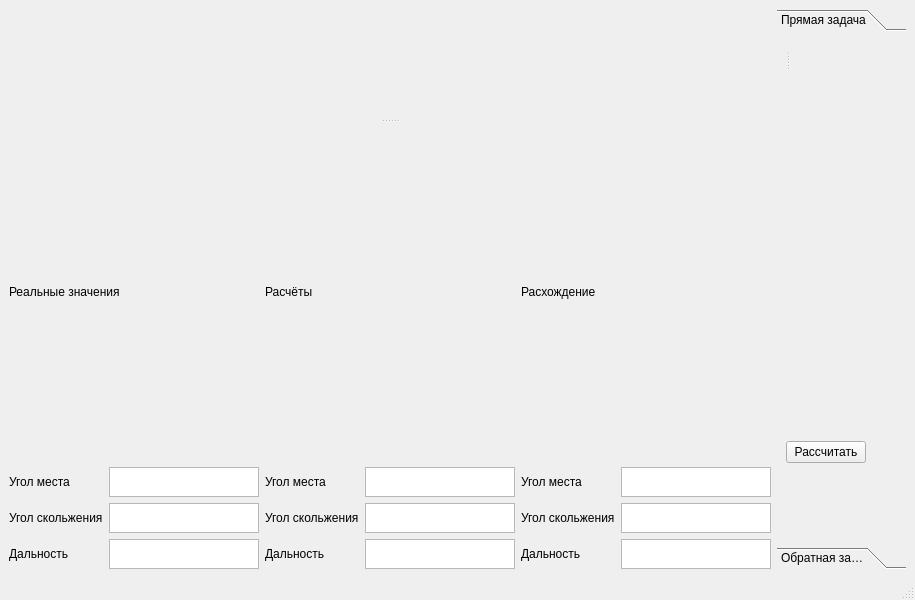
Before: the Qt Designer form gui/mainwindow.ui in St0rm-Petrel/Troposphere-refraction-2026, drawn with Qt 5.
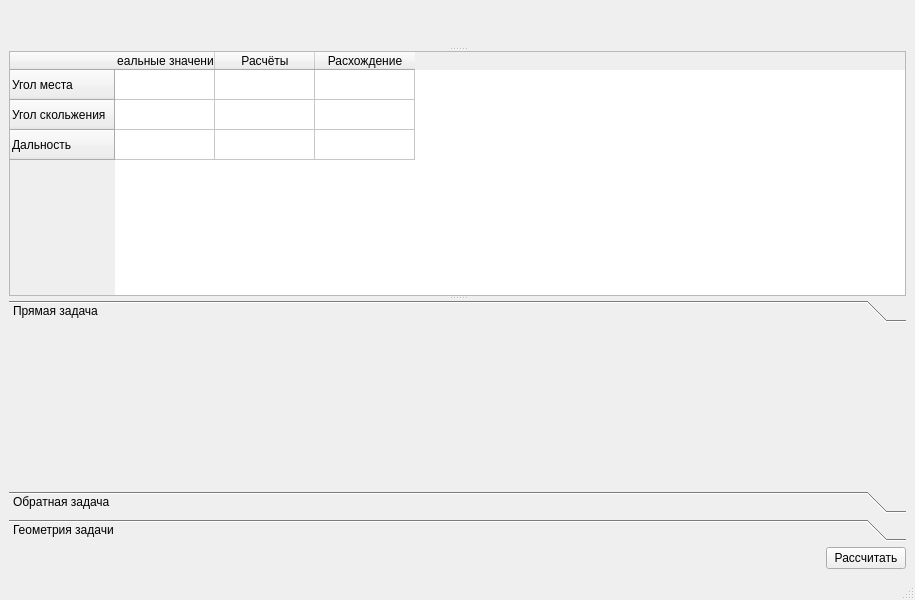
After: the same form once the commit is applied. The open tabs and pages were chosen to show the change. Custom widgets are drawn as their Qt base class.

Commit message: made third page with geometry input and table for output

```diff
--- a/gui/mainwindow.ui
+++ b/gui/mainwindow.ui
@@ -14,13 +14,17 @@
    <string>MainWindow</string>
   </property>
   <widget class="QWidget" name="centralwidget">
-   <layout class="QGridLayout" name="gridLayout">
+   <layout class="QGridLayout" name="gridLayout_4">
     <item row="0" column="0">
      <widget class="QSplitter" name="splitter_2">
       <property name="orientation">
        <enum>Qt::Vertical</enum>
       </property>
-      <widget class="QCustomPlot" name="widget" native="true">
+      <widget class="QSplitter" name="splitter">
+       <property name="orientation">
+        <enum>Qt::Vertical</enum>
+       </property>
+       <widget class="QCustomPlot" name="graph" native="true">
        <property name="sizePolicy">
         <sizepolicy hsizetype="Preferred" vsizetype="Minimum">
          <horstretch>0</horstretch>
@@ -28,289 +32,51 @@
         </sizepolicy>
        </property>
       </widget>
-      <widget class="QWidget" name="">
-       <layout class="QHBoxLayout" name="horizontalLayout_10">
-        <item>
-         <layout class="QVBoxLayout" name="verticalLayout_5">
-          <item>
-           <widget class="QLabel" name="label_7">
+       <widget class="QTableWidget" name="tableWidget">
+        <property name="sizePolicy">
+         <sizepolicy hsizetype="Expanding" vsizetype="Maximum">
+          <horstretch>0</horstretch>
+          <verstretch>0</verstretch>
+         </sizepolicy>
+        </property>
+        <property name="editTriggers">
+         <set>QAbstractItemView::NoEditTriggers</set>
+        </property>
+        <row>
+         <property name="text">
+          <string>Угол места</string>
+         </property>
+        </row>
+        <row>
+         <property name="text">
+          <string>Угол скольжения</string>
+         </property>
+        </row>
+        <row>
+         <property name="text">
+          <string>Дальность</string>
+         </property>
+        </row>
+        <column>
             <property name="text">
              <string>Реальные значения</string>
             </property>
-           </widget>
-          </item>
-          <item>
-           <layout class="QHBoxLayout" name="horizontalLayout_7">
-            <item>
-             <widget class="QLabel" name="label_40">
-              <property name="text">
-               <string>Угол места</string>
-              </property>
-             </widget>
-            </item>
-            <item>
-             <widget class="QPlainTextEdit" name="plainTextEdit_7">
-              <property name="sizePolicy">
-               <sizepolicy hsizetype="Maximum" vsizetype="Maximum">
-                <horstretch>0</horstretch>
-                <verstretch>0</verstretch>
-               </sizepolicy>
-              </property>
-              <property name="maximumSize">
-               <size>
-                <width>150</width>
-                <height>30</height>
-               </size>
-              </property>
-             </widget>
-            </item>
-           </layout>
-          </item>
-          <item>
-           <layout class="QHBoxLayout" name="horizontalLayout_8">
-            <item>
-             <widget class="QLabel" name="label_41">
-              <property name="text">
-               <string>Угол скольжения</string>
-              </property>
-             </widget>
-            </item>
-            <item>
-             <widget class="QPlainTextEdit" name="plainTextEdit_8">
-              <property name="sizePolicy">
-               <sizepolicy hsizetype="Maximum" vsizetype="Maximum">
-                <horstretch>0</horstretch>
-                <verstretch>0</verstretch>
-               </sizepolicy>
-              </property>
-              <property name="maximumSize">
-               <size>
-                <width>150</width>
-                <height>30</height>
-               </size>
-              </property>
-             </widget>
-            </item>
-           </layout>
-          </item>
-          <item>
-           <layout class="QHBoxLayout" name="horizontalLayout_9">
-            <item>
-             <widget class="QLabel" name="label_42">
-              <property name="text">
-               <string>Дальность</string>
-              </property>
-             </widget>
-            </item>
-            <item>
-             <widget class="QPlainTextEdit" name="plainTextEdit_9">
-              <property name="sizePolicy">
-               <sizepolicy hsizetype="Maximum" vsizetype="Maximum">
-                <horstretch>0</horstretch>
-                <verstretch>0</verstretch>
-               </sizepolicy>
-              </property>
-              <property name="maximumSize">
-               <size>
-                <width>150</width>
-                <height>30</height>
-               </size>
-              </property>
-             </widget>
-            </item>
-           </layout>
-          </item>
-         </layout>
-        </item>
-        <item>
-         <layout class="QVBoxLayout" name="verticalLayout_4">
-          <item>
-           <widget class="QLabel" name="label_6">
+        </column>
+        <column>
             <property name="text">
              <string>Расчёты</string>
             </property>
-           </widget>
-          </item>
-          <item>
-           <layout class="QHBoxLayout" name="horizontalLayout_4">
-            <item>
-             <widget class="QLabel" name="label_37">
-              <property name="text">
-               <string>Угол места</string>
-              </property>
-             </widget>
-            </item>
-            <item>
-             <widget class="QPlainTextEdit" name="plainTextEdit_4">
-              <property name="sizePolicy">
-               <sizepolicy hsizetype="Maximum" vsizetype="Maximum">
-                <horstretch>0</horstretch>
-                <verstretch>0</verstretch>
-               </sizepolicy>
-              </property>
-              <property name="maximumSize">
-               <size>
-                <width>150</width>
-                <height>30</height>
-               </size>
-              </property>
-             </widget>
-            </item>
-           </layout>
-          </item>
-          <item>
-           <layout class="QHBoxLayout" name="horizontalLayout_5">
-            <item>
-             <widget class="QLabel" name="label_38">
-              <property name="text">
-               <string>Угол скольжения</string>
-              </property>
-             </widget>
-            </item>
-            <item>
-             <widget class="QPlainTextEdit" name="plainTextEdit_5">
-              <property name="sizePolicy">
-               <sizepolicy hsizetype="Maximum" vsizetype="Maximum">
-                <horstretch>0</horstretch>
-                <verstretch>0</verstretch>
-               </sizepolicy>
-              </property>
-              <property name="maximumSize">
-               <size>
-                <width>150</width>
-                <height>30</height>
-               </size>
-              </property>
-             </widget>
-            </item>
-           </layout>
-          </item>
-          <item>
-           <layout class="QHBoxLayout" name="horizontalLayout_6">
-            <item>
-             <widget class="QLabel" name="label_39">
-              <property name="text">
-               <string>Дальность</string>
-              </property>
-             </widget>
-            </item>
-            <item>
-             <widget class="QPlainTextEdit" name="plainTextEdit_6">
-              <property name="sizePolicy">
-               <sizepolicy hsizetype="Maximum" vsizetype="Maximum">
-                <horstretch>0</horstretch>
-                <verstretch>0</verstretch>
-               </sizepolicy>
-              </property>
-              <property name="maximumSize">
-               <size>
-                <width>150</width>
-                <height>30</height>
-               </size>
-              </property>
-             </widget>
-            </item>
-           </layout>
-          </item>
-         </layout>
-        </item>
-        <item>
-         <layout class="QVBoxLayout" name="verticalLayout_3">
-          <item>
-           <widget class="QLabel" name="label_5">
+        </column>
+        <column>
             <property name="text">
              <string>Расхождение</string>
             </property>
-           </widget>
-          </item>
-          <item>
-           <layout class="QHBoxLayout" name="horizontalLayout">
-            <item>
-             <widget class="QLabel" name="label_34">
-              <property name="text">
-               <string>Угол места</string>
-              </property>
-             </widget>
-            </item>
+        </column>
+       </widget>
+      </widget>
+      <widget class="QWidget" name="">
+       <layout class="QVBoxLayout" name="verticalLayout">
             <item>
-             <widget class="QPlainTextEdit" name="plainTextEdit">
-              <property name="sizePolicy">
-               <sizepolicy hsizetype="Maximum" vsizetype="Maximum">
-                <horstretch>0</horstretch>
-                <verstretch>0</verstretch>
-               </sizepolicy>
-              </property>
-              <property name="maximumSize">
-               <size>
-                <width>150</width>
-                <height>30</height>
-               </size>
-              </property>
-             </widget>
-            </item>
-           </layout>
-          </item>
-          <item>
-           <layout class="QHBoxLayout" name="horizontalLayout_2">
-            <item>
-             <widget class="QLabel" name="label_35">
-              <property name="text">
-               <string>Угол скольжения</string>
-              </property>
-             </widget>
-            </item>
-            <item>
-             <widget class="QPlainTextEdit" name="plainTextEdit_2">
-              <property name="sizePolicy">
-               <sizepolicy hsizetype="Maximum" vsizetype="Maximum">
-                <horstretch>0</horstretch>
-                <verstretch>0</verstretch>
-               </sizepolicy>
-              </property>
-              <property name="maximumSize">
-               <size>
-                <width>150</width>
-                <height>30</height>
-               </size>
-              </property>
-             </widget>
-            </item>
-           </layout>
-          </item>
-          <item>
-           <layout class="QHBoxLayout" name="horizontalLayout_3">
-            <item>
-             <widget class="QLabel" name="label_36">
-              <property name="text">
-               <string>Дальность</string>
-              </property>
-             </widget>
-            </item>
-            <item>
-             <widget class="QPlainTextEdit" name="plainTextEdit_3">
-              <property name="sizePolicy">
-               <sizepolicy hsizetype="Maximum" vsizetype="Maximum">
-                <horstretch>0</horstretch>
-                <verstretch>0</verstretch>
-               </sizepolicy>
-              </property>
-              <property name="maximumSize">
-               <size>
-                <width>150</width>
-                <height>30</height>
-               </size>
-              </property>
-             </widget>
-            </item>
-           </layout>
-          </item>
-         </layout>
-        </item>
-       </layout>
-      </widget>
-     </widget>
-    </item>
-    <item row="0" column="1">
      <widget class="QToolBox" name="toolBox">
       <property name="currentIndex">
        <number>1</number>
@@ -320,50 +86,25 @@
         <rect>
          <x>0</x>
          <y>0</y>
-         <width>92</width>
-         <height>485</height>
+             <width>409</width>
+             <height>425</height>
         </rect>
        </property>
        <attribute name="label">
         <string>Прямая задача</string>
        </attribute>
-       <widget class="QSplitter" name="splitter">
-        <property name="geometry">
-         <rect>
-          <x>9</x>
-          <y>9</y>
-          <width>16</width>
-          <height>28</height>
-         </rect>
-        </property>
-        <property name="orientation">
-         <enum>Qt::Horizontal</enum>
-        </property>
-        <widget class="QWidget" name="layoutWidget">
-         <layout class="QVBoxLayout" name="verticalLayout">
+           <layout class="QHBoxLayout" name="horizontalLayout_2">
           <item>
+             <layout class="QGridLayout" name="gridLayout_2">
+              <item row="0" column="0">
            <widget class="AtmosphereSelection" name="dir_atm_sel" native="true"/>
           </item>
-          <item>
+              <item row="1" column="0">
            <widget class="RefractionSelection" name="dir_refr_sel" native="true"/>
           </item>
          </layout>
-        </widget>
-        <widget class="GeometryInput" name="dir_geom_input" native="true"/>
-       </widget>
-       <widget class="QPushButton" name="direct_count_button">
-        <property name="geometry">
-         <rect>
-          <x>9</x>
-          <y>404</y>
-          <width>80</width>
-          <height>22</height>
-         </rect>
-        </property>
-        <property name="text">
-         <string>Рассчитать</string>
-        </property>
-       </widget>
+            </item>
+           </layout>
       </widget>
       <widget class="QWidget" name="page_4">
        <property name="geometry">
@@ -388,12 +129,51 @@
           </item>
          </layout>
         </item>
-        <item row="1" column="0">
-         <widget class="QPushButton" name="reverse_count_button">
+           </layout>
+          </widget>
+          <widget class="QWidget" name="geometry">
+           <property name="geometry">
+            <rect>
+             <x>0</x>
+             <y>0</y>
+             <width>409</width>
+             <height>425</height>
+            </rect>
+           </property>
+           <attribute name="label">
+            <string>Геометрия задачи</string>
+           </attribute>
+           <layout class="QGridLayout" name="gridLayout">
+            <item row="0" column="0">
+             <widget class="GeometryInput" name="dir_geom_input" native="true"/>
+            </item>
+           </layout>
+          </widget>
+         </widget>
+        </item>
+        <item>
+         <layout class="QHBoxLayout" name="horizontalLayout">
+          <item>
+           <spacer name="horizontalSpacer">
+            <property name="orientation">
+             <enum>Qt::Horizontal</enum>
+            </property>
+            <property name="sizeHint" stdset="0">
+             <size>
+              <width>128</width>
+              <height>20</height>
+             </size>
+            </property>
+           </spacer>
+          </item>
+          <item>
+           <widget class="QPushButton" name="count_button">
           <property name="text">
            <string>Рассчитать</string>
           </property>
          </widget>
+          </item>
+         </layout>
         </item>
        </layout>
       </widget>
```
Left out of the diff: 6 changed lines with no effect on the pictures. Lines whose indentation alone changed are shown as unchanged.
